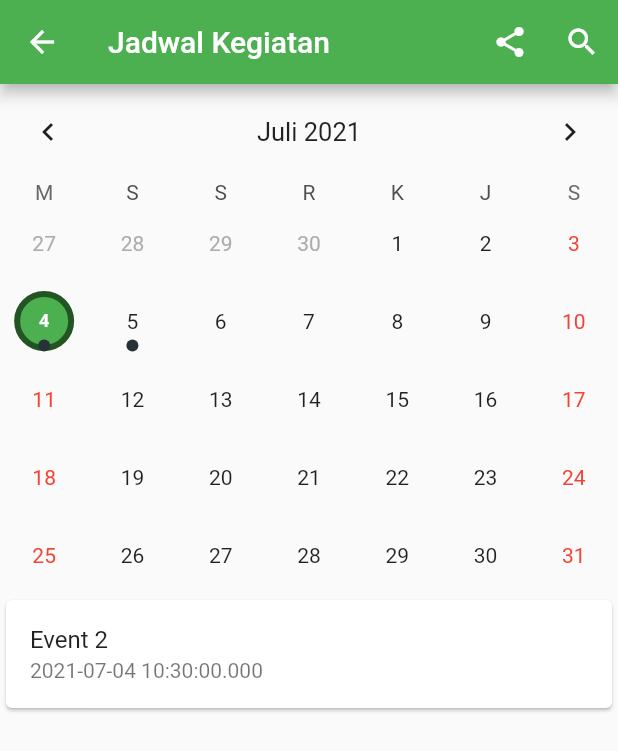
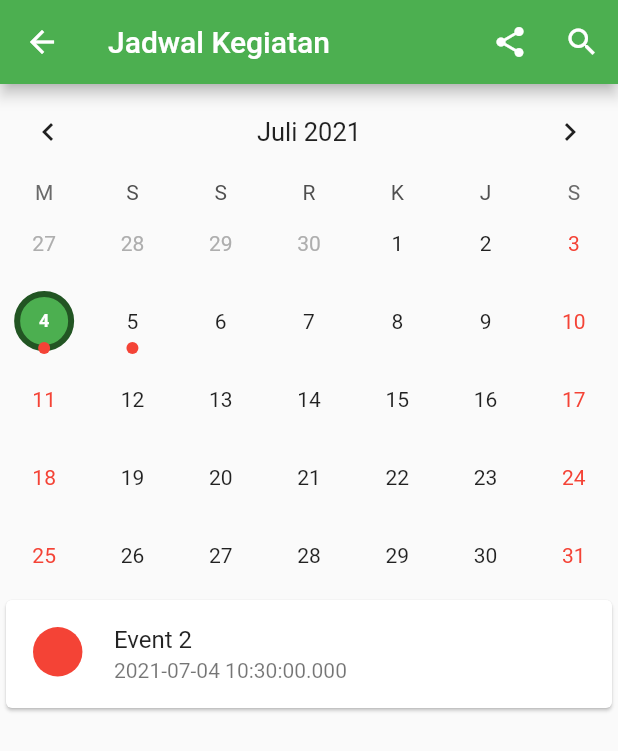
Before and after one commit to alfrirafles/smp_kerinci, a Flutter app: the screen it shows after launch, after a tap on "Kalender", on a phone screen of 412 x 824 dp. Shown: the top 751 px of the screen. Run offline on Flutter 3.47's test engine with Material 2 defaults, Android fonts, the phone set to English and light mode, and no system bars; drawn by our look-alikes of table_calendar; our stand-ins replace flutter_svg, url_strategy.

Commit message:
Added event color symbol, marker per eventlist

```diff
--- a/lib/components/calendar.dart
+++ b/lib/components/calendar.dart
@@ -31,8 +31,8 @@ class _CalendarState extends State<Calendar> {
   }
 
   void _onDaySelected(DateTime selectedDay, DateTime focusedDay) {
-    if(!isSameDay(_selectedDate, selectedDay)){
-      setState((){
+    if (!isSameDay(_selectedDate, selectedDay)) {
+      setState(() {
         _selectedDate = selectedDay;
         _focusedDate = focusedDay;
       });
@@ -55,28 +55,21 @@ class _CalendarState extends State<Calendar> {
         children: [
           TableCalendar(
             calendarBuilders: CalendarBuilders(
-                // markerBuilder: (context, day, List<dynamic> events) {
-                //   Widget? marker = Container();
-                //   if (events.isNotEmpty) {
-                //     events.forEach((event) {
-                //       List<Event> eventItem = event;
-                //       eventItem.forEach((event) {
-                //         print(event.runtimeType);
-                //         marker = Container(
-                //           transform: Matrix4.translationValues(0, -4, 0),
-                //           height: 8,
-                //           width: 8,
-                //           decoration: BoxDecoration(
-                //             shape: BoxShape.circle,
-                //             color: event.markingColor,
-                //           ),
-                //         );
-                //       });
-                //     });
-                //     return marker;
-                //   }
-                // },
-                ),
+              markerBuilder: (context, day, List<Event> events) {
+                Widget? marker = Container();
+                if (events.isNotEmpty) {
+                  return Container(
+                    transform: Matrix4.translationValues(0, -4, 0),
+                    height: 8,
+                    width: 8,
+                    decoration: BoxDecoration(
+                      shape: BoxShape.circle,
+                      color: Colors.red,
+                    ),
+                  );
+                }
+              },
+            ),
             locale: kCalendarLocale,
             firstDay: DateTime.utc(2021, 1, 1),
             lastDay: DateTime.utc(2100, 12, 31),
@@ -106,15 +99,25 @@ class _CalendarState extends State<Calendar> {
           ),
           ValueListenableBuilder<List<Event>>(
             valueListenable: _selectedEvents,
-            builder: (context, value, _) {
+            builder: (context, eventList, _) {
               return Flexible(
                 child: ListView.builder(
-                    itemCount: value.length,
+                    itemCount: eventList.length,
                     itemBuilder: (context, index) {
                       return Card(
                         child: ListTile(
-                          title: Text('${value[index].title}'),
-                          subtitle: Text('${value[index].date}'),
+                          leading: Container(
+                            margin: EdgeInsets.all(2),
+                            alignment: Alignment.center,
+                            width: MediaQuery.of(context).size.width * 0.08,
+                            height: MediaQuery.of(context).size.height * 0.04,
+                            decoration: BoxDecoration(
+                              shape: BoxShape.circle,
+                              color: eventList[index].markingColor,
+                            ),
+                          ),
+                          title: Text('${eventList[index].title}'),
+                          subtitle: Text('${eventList[index].date}'),
                         ),
                       );
                     }),
```
